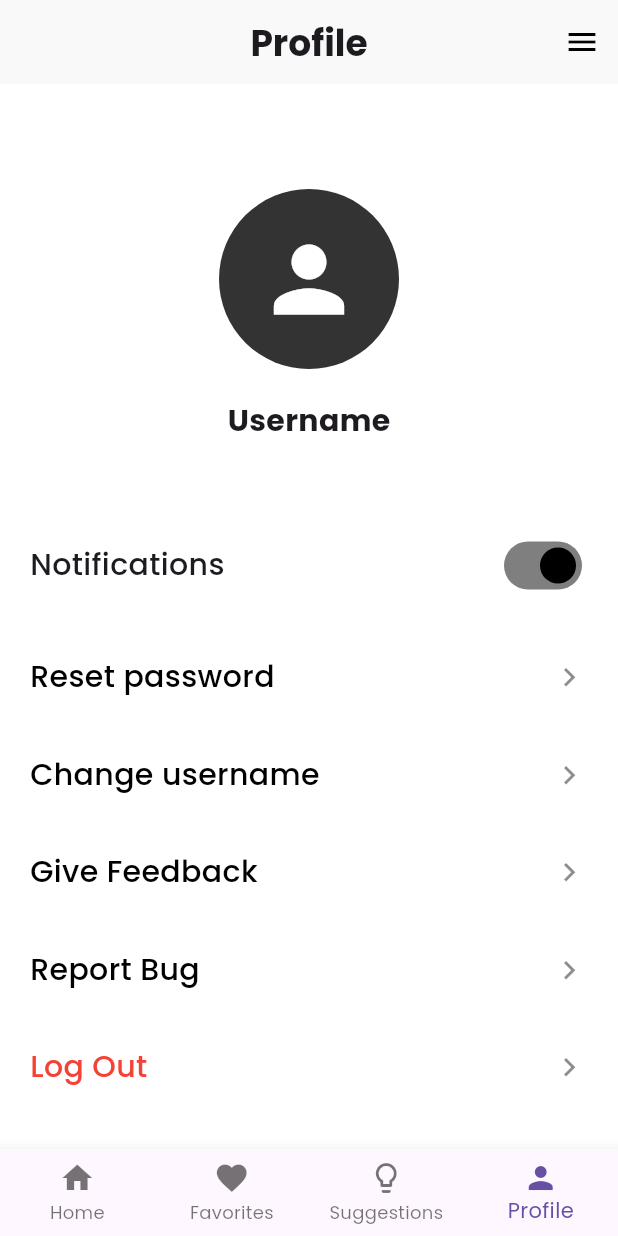
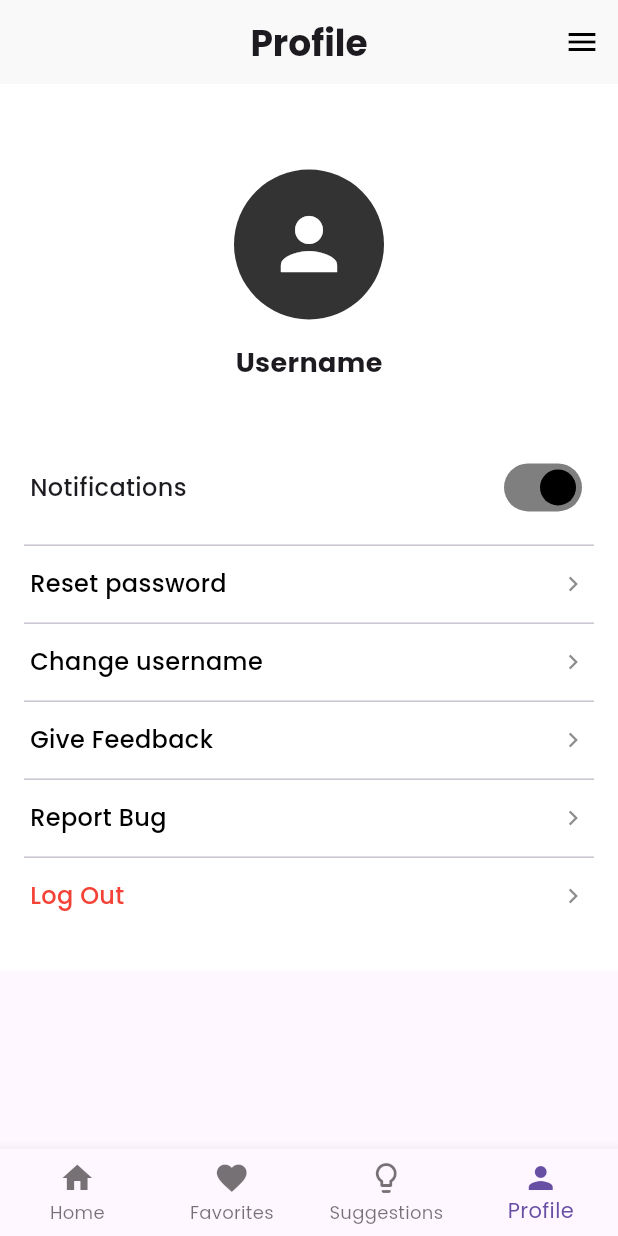
Before and after one commit to taha-kahya/cs310-group11, a Flutter app: the MainShell screen opened by its route, item 4 of the bottom bar chosen, on a phone screen of 412 x 824 dp. Run offline on Flutter 3.47's test engine with Material 3 defaults, Android fonts, the phone set to English and light mode, and no system bars; network calls fail.

Commit message:
fix(profile): resolve the responsiveness issue

```diff
--- a/lib/pages/profile/profile_page.dart
+++ b/lib/pages/profile/profile_page.dart
@@ -11,10 +11,9 @@ class _ProfilePageState extends State<ProfilePage> {
   String _username = "Username";
   bool _notificationsEnabled = true;
 
-
-
   void _showChangeUsernamePopup() {
-    final TextEditingController _usernameCtrl = TextEditingController(text: _username);
+    final TextEditingController _usernameCtrl =
+    TextEditingController(text: _username);
 
     showDialog(
       context: context,
@@ -34,7 +33,7 @@ class _ProfilePageState extends State<ProfilePage> {
         ),
         actions: [
           TextButton(
-            onPressed:(){
+            onPressed: () {
               Navigator.pop(context);
             },
             child: const Text("Cancel"),
@@ -42,7 +41,7 @@ class _ProfilePageState extends State<ProfilePage> {
           TextButton(
             onPressed: () {
               final newName = _usernameCtrl.text.trim();
-              if (newName.isNotEmpty){
+              if (newName.isNotEmpty) {
                 setState(() => _username = newName);
                 Navigator.pop(context);
               }
@@ -56,9 +55,7 @@ class _ProfilePageState extends State<ProfilePage> {
 
   void _showResetPasswordPopup() {
     final TextEditingController _passwordCtrl = TextEditingController();
-
     final TextEditingController _confirmCtrl = TextEditingController();
-
     final GlobalKey<FormState> _formKey = GlobalKey<FormState>();
 
     showDialog(
@@ -70,7 +67,6 @@ class _ProfilePageState extends State<ProfilePage> {
           child: Column(
             mainAxisSize: MainAxisSize.min,
             children: [
-
               TextFormField(
                 controller: _passwordCtrl,
                 obscureText: true,
@@ -83,7 +79,6 @@ class _ProfilePageState extends State<ProfilePage> {
                   }
                   return null;
                 },
-
                 decoration: InputDecoration(
                   hintText: "New password",
                   filled: true,
@@ -94,9 +89,7 @@ class _ProfilePageState extends State<ProfilePage> {
                   ),
                 ),
               ),
-
               const SizedBox(height: 20),
-
               TextFormField(
                 controller: _confirmCtrl,
                 obscureText: true,
@@ -167,7 +160,10 @@ class _ProfilePageState extends State<ProfilePage> {
               Navigator.pop(context);
               Navigator.pushReplacementNamed(context, "/sign-in");
             },
-            child: const Text("Log Out", style: TextStyle(color: Colors.red)),
+            child: const Text(
+              "Log Out",
+              style: TextStyle(color: Colors.red),
+            ),
           ),
         ],
       ),
@@ -175,29 +171,38 @@ class _ProfilePageState extends State<ProfilePage> {
   }
 
   @override
-  Widget build(BuildContext context){
-    return Container(
+  Widget build(BuildContext context) {
+    final size = MediaQuery.of(context).size;
+
+    return SafeArea(
+      child: Container(
         color: Colors.white,
+        child: SingleChildScrollView(
+          child: Padding(
+            padding:
+            const EdgeInsets.symmetric(horizontal: 16.0, vertical: 24.0),
             child: Column(
+              crossAxisAlignment: CrossAxisAlignment.center,
               children: [
-          const SizedBox(height: 70),
+                SizedBox(height: size.height * 0.04),
 
                 const CircleAvatar(
-            radius: 60,
+                  radius: 50,
                   backgroundColor: Color(0xFF333333),
-            child: Icon(Icons.person, size: 70, color: Colors.white),
+                  child: Icon(Icons.person, size: 56, color: Colors.white),
                 ),
 
-          const SizedBox(height: 20),
+                const SizedBox(height: 16),
+
                 Text(
                   _username,
                   style: const TextStyle(
-              fontSize: 20,
+                    fontSize: 18,
                     fontWeight: FontWeight.w600,
                   ),
                 ),
 
-          const SizedBox(height: 40),
+                const SizedBox(height: 32),
 
                 _ProfileToggleOption(
                   title: "Notifications",
@@ -206,32 +211,35 @@ class _ProfilePageState extends State<ProfilePage> {
                     setState(() => _notificationsEnabled = val);
                   },
                 ),
+                const Divider(height: 1),
 
                 _ProfileOption(
                   title: "Reset password",
                   onTap: _showResetPasswordPopup,
                 ),
-
+                const Divider(height: 1),
 
                 _ProfileOption(
                   title: "Change username",
                   onTap: _showChangeUsernamePopup,
                 ),
-
+                const Divider(height: 1),
 
                 _ProfileOption(
                   title: "Give Feedback",
-            onTap: (){
+                  onTap: () {
                     Navigator.pushNamed(context, "/give-feedback");
                   },
                 ),
+                const Divider(height: 1),
 
                 _ProfileOption(
                   title: "Report Bug",
-            onTap: (){
+                  onTap: () {
                     Navigator.pushNamed(context, "/report-bug");
                   },
                 ),
+                const Divider(height: 1),
 
                 _ProfileOption(
                   title: "Log Out",
@@ -239,6 +247,9 @@ class _ProfilePageState extends State<ProfilePage> {
                   onTap: _logoutConfirmation,
                 ),
               ],
+            ),
+          ),
+        ),
       ),
     );
   }
@@ -258,26 +269,25 @@ class _ProfileOption extends StatelessWidget {
 
   @override
   Widget build(BuildContext context) {
-    return GestureDetector(
+    return InkWell(
       onTap: onTap,
-      child: Container(
-        padding: const EdgeInsets.symmetric(vertical: 18, horizontal: 20),
-        width: double.infinity,
+      child: Padding(
+        padding: const EdgeInsets.symmetric(vertical: 14, horizontal: 4),
         child: Row(
           mainAxisAlignment: MainAxisAlignment.spaceBetween,
           children: [
             Text(
               title,
               style: TextStyle(
-                fontSize: 20,
+                fontSize: 16,
                 color: colorRed ? Colors.red : Colors.black,
                 fontWeight: FontWeight.w500,
               ),
             ),
-            Icon(
+            const Icon(
               Icons.chevron_right,
               color: Colors.black45,
-              size: 25,
+              size: 20,
             ),
           ],
         ),
@@ -285,7 +295,6 @@ class _ProfileOption extends StatelessWidget {
     );
   }
 }
-
 
 class _ProfileToggleOption extends StatelessWidget {
   final String title;
@@ -301,15 +310,17 @@ class _ProfileToggleOption extends StatelessWidget {
 
   @override
   Widget build(BuildContext context) {
-    return Container(
-      padding: const EdgeInsets.symmetric(vertical: 18, horizontal: 20),
-      width: double.infinity,
+    return Padding(
+      padding: const EdgeInsets.symmetric(vertical: 14, horizontal: 4),
       child: Row(
         mainAxisAlignment: MainAxisAlignment.spaceBetween,
         children: [
           Text(
             title,
-            style: const TextStyle(fontSize: 20, fontWeight: FontWeight.w500),
+            style: const TextStyle(
+              fontSize: 16,
+              fontWeight: FontWeight.w500,
+            ),
           ),
           Switch(
             value: value,
```
Lines whose indentation alone changed are shown as unchanged.
